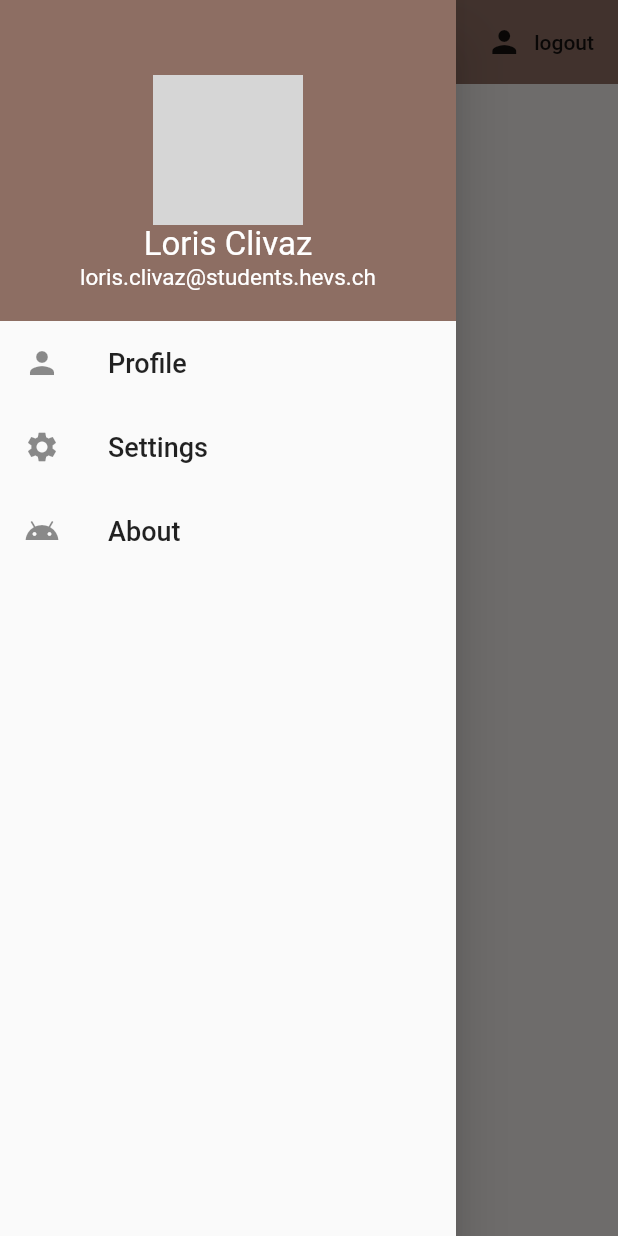
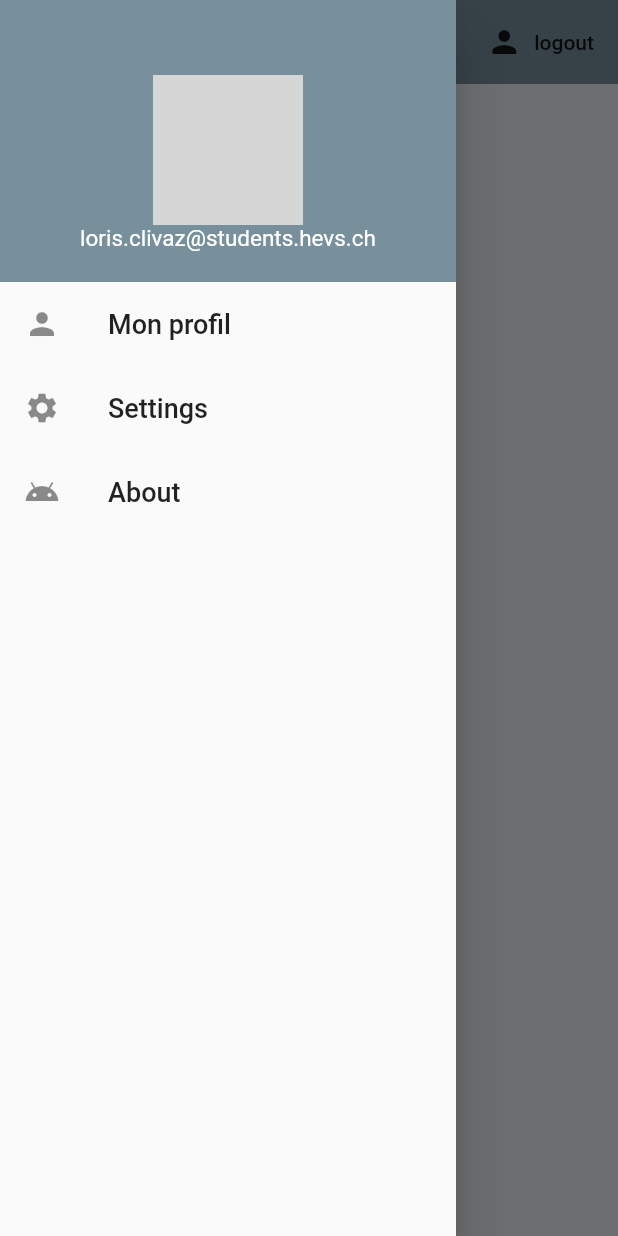
Before and after one commit to lorisclivaz/M-Defi, a Flutter app: the screen it shows once a user with an empty profile is signed in, with the side drawer open, on a phone screen of 412 x 824 dp. Run offline on Flutter 3.47's test engine with Material 2 defaults, Android fonts, the phone set to English and light mode, and no system bars; our stand-ins replace firebase_auth, firebase_database, flutter_spinkit; missing offline and left inert: nice_button; accounts and stored records are empty; network calls fail; grey boxes are pictures that could not be loaded.

Commit message:
Profil Screen

```diff
--- a/lib/main.dart
+++ b/lib/main.dart
@@ -13,6 +13,7 @@ class MyApp extends StatelessWidget {
     return StreamProvider<User>.value(
       value: AuthService().user,
       child: MaterialApp(
+        debugShowCheckedModeBanner: false,
         //we return the wrapper
         home: Wrapper(),
       ),
--- a/lib/models/user.dart
+++ b/lib/models/user.dart
@@ -3,9 +3,13 @@
 
 class User {
 
+  //Authentification
   final String uid;
   final String email;
 
 
+
   User({this.uid,this.email});
+
+
 }
--- a/lib/screens/home/homeApp.dart
+++ b/lib/screens/home/homeApp.dart
@@ -1,23 +1,27 @@
 import 'package:mdefi/services/auth.dart';
 import 'package:flutter/material.dart';
 import 'package:mdefi/screens/home/home.dart';
-import 'package:mdefi/screens/home/mainDrawer.dart';
+import 'package:mdefi/utils/mainDrawer.dart';
+import 'package:mdefi/utils/dialogs.dart';
 
 
 
 //HomeApp
 class HomeApp extends StatelessWidget {
   final AuthService _auth = AuthService();
+  final dialog = new Dialogs();
 
 
   @override
   Widget build(BuildContext context) {
+    //Trouver une meilleure solution pour l'inscription de l'utilisateur
+  //Future.delayed(Duration.zero, () => showAlertDialog(context));
     return Scaffold(
+      backgroundColor: Colors.blueGrey[50],
       drawer: MainDrawer(),
-        backgroundColor: Colors.brown[50],
         appBar: AppBar(
           title: Text("Home"),
-          backgroundColor: Colors.brown[400],
+          backgroundColor: Colors.blueGrey[400],
           elevation: 0.0,
           actions: <Widget>[
             FlatButton.icon(
@@ -27,34 +31,14 @@ class HomeApp extends StatelessWidget {
                 await _auth.signOut();
               },
             ),
-
           ],
         ),
-      body: Container(
-          padding: EdgeInsets.symmetric(vertical: 20.0, horizontal: 50.0),
-          child: Form(
-            child: Column(
-              children: <Widget>[
-                SizedBox(height: 20.0),
-                RaisedButton(
-                  color: Colors.pink[400],
-                  child: Text(
-                    'Incription',
-                    style: TextStyle(color: Colors.white),
-                  ),
+    );
 
-                  onPressed: () async {
-                    Navigator.push(context, new MaterialPageRoute(builder: (context) => new Home()));
+  }
 
-                  },
+  void showAlertDialog(BuildContext context) {
 
-                ),
-                SizedBox(height: 12.0),
-
-              ],
-            ),
-          )
-      ),
-    );
+    dialog.information(context, 'Inscription', 'Veuillez vous inscrire avant de poursuivre');
   }
 }
--- a/lib/services/database.dart
+++ b/lib/services/database.dart
@@ -29,4 +29,9 @@ class Database {
   }
 
 
+
+
+
+
+
 }
--- a/lib/shared/loading.dart
+++ b/lib/shared/loading.dart
@@ -5,11 +5,11 @@ class Loading extends StatelessWidget {
   @override
   Widget build(BuildContext context) {
     return Container(
-      color: Colors.brown[100],
+      color: Colors.blueGrey[100],
       child: Center(
         child: SpinKitChasingDots(
-          color: Colors.brown,
-          size: 50.0,
+          color: Colors.blue,
+          size: 100.0,
         ),
       ),
     );
--- a/lib/screens/home/mainDrawer.dart
+++ b/lib/utils/mainDrawer.dart
@@ -1,4 +1,5 @@
 import 'package:flutter/material.dart';
+import 'package:mdefi/screens/DrawerScreens/profil.dart';
 import 'package:mdefi/services/auth.dart';
 
 class MainDrawer extends StatelessWidget {
@@ -10,10 +11,11 @@ class MainDrawer extends StatelessWidget {
     return Drawer(
       child: Column(
         children: <Widget>[
+
           Container(
             width: double.infinity,
             padding: EdgeInsets.all(20),
-            color: Colors.brown[400],
+            color: Colors.blueGrey[400],
             child: Center(
               child: Column(
                 children: <Widget>[
@@ -33,13 +35,7 @@ class MainDrawer extends StatelessWidget {
                       )
                     ),
                   ),
-                  Text(
-                    'Loris Clivaz',
-                    style: TextStyle(
-                      fontSize: 22,
-                      color: Colors.white,
-                    ),
-                  ),
+
               Text(
               'loris.clivaz@students.hevs.ch',
               style: TextStyle(
@@ -54,12 +50,16 @@ class MainDrawer extends StatelessWidget {
           ListTile(
             leading: Icon(Icons.person),
             title: Text(
-              'Profile',
+              'Mon profil',
               style: TextStyle(
                 fontSize: 18,
               ),
             ),
-            onTap: null,
+            onTap: () {
+              Navigator.of(context).push(MaterialPageRoute(
+                builder: (context) => ProfileScreen(),
+              ));
+            },
           ),
           ListTile(
             leading: Icon(Icons.settings),
@@ -87,4 +87,11 @@ class MainDrawer extends StatelessWidget {
       ),
     );
   }
+
+  String getEmail()
+  {
+    dynamic result =  _auth.getCurrentEmail();
+
+    return result;
+  }
 }
--- a/pubspec.yaml
+++ b/pubspec.yaml
@@ -28,6 +28,7 @@ dependencies:
   provider: ^3.1.0
   flutter_spinkit: "^4.1.2"
   firebase_database: ^3.1.5
+  nice_button: ^0.1.7
 
 dev_dependencies:
   flutter_test:
@@ -52,6 +53,8 @@ flutter:
   # assets:
   #  - images/a_dot_burr.jpeg
   #  - images/a_dot_ham.jpeg
+  assets:
+    - assets/BackGroundImage.jpg
 
   # An image asset can refer to one or more resolution-specific "variants", see
   # https://flutter.dev/assets-and-images/#resolution-aware.
```
Also changed, not shown: lib/models/userInfoSupp.dart (added, +16 -0 lines), lib/screens/DrawerScreens/profil.dart (added, +120 -0 lines), lib/screens/authenticate/register.dart (+12 -9 lines), lib/screens/authenticate/sign_in.dart (+12 -12 lines), lib/screens/home/home.dart (+18 -2 lines), lib/utils/dialogs.dart (added, +29 -0 lines), assets/BackGroundImage.jpg (added), pubspec.lock.
